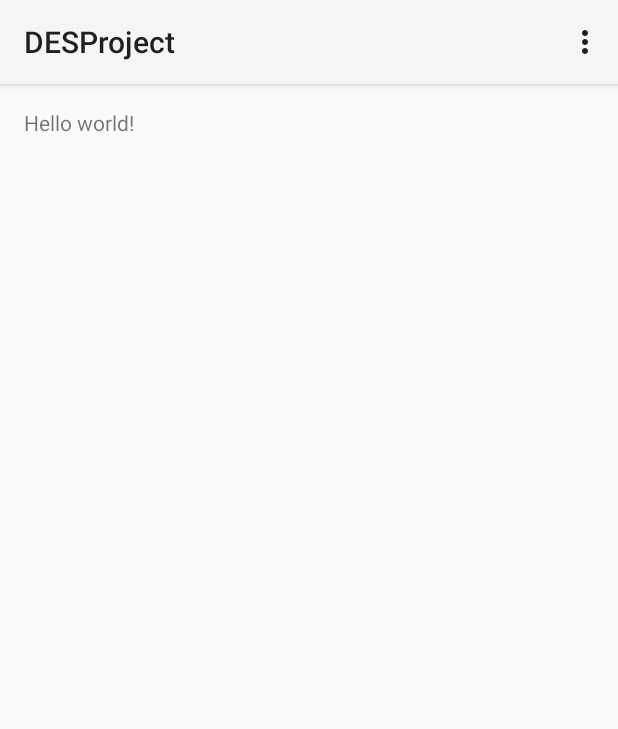
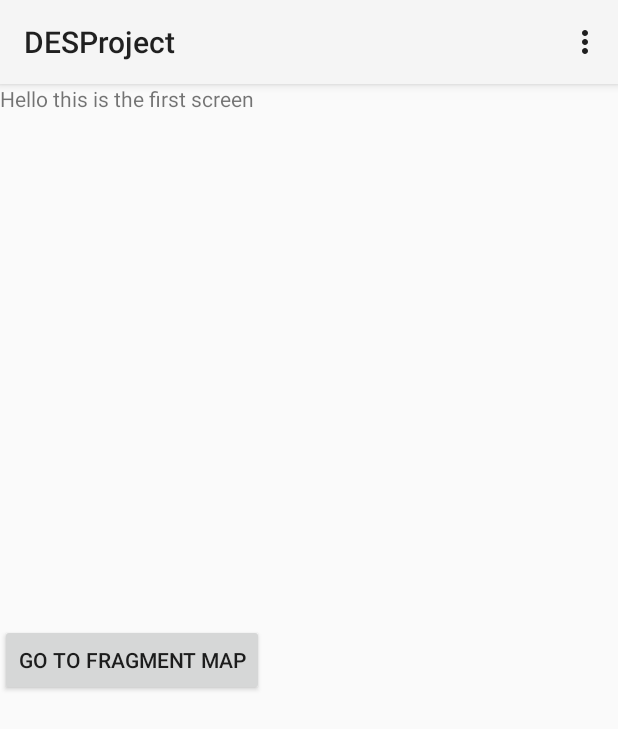
Before and after one commit to wouterDumon/2NMCT_project2015_dumon_wouter, an Android app: the screen it shows after launch (SearchActivity), on a phone screen of 412 x 824 dp. Shown: the top 729 px of the screen. Run offline under Robolectric (Android 15) with nearby library versions, the phone set to English and light mode, and no system bars.

Commit message:
Navigatie tussen 2 fragmenten ( listeners )
TODO morgen: 3de fragment navigatoe toevoegen ( page nummer 1 = main, 2
= map 3 = ...)
2) GUI's opmaken en updaten
3) MAP inladen
4) JSON inladen
5) Code opruimen en naamgeving controleren

```diff
--- /dev/null
+++ b/DESProject/app/src/main/java/nmct/howest/be/desproject/MainFragment.java
@@ -0,0 +1,120 @@
+package nmct.howest.be.desproject;
+
+import android.app.Activity;
+import android.net.Uri;
+import android.os.Bundle;
+import android.app.Fragment;
+import android.view.LayoutInflater;
+import android.view.View;
+import android.view.ViewGroup;
+import android.widget.Button;
+
+
+/**
+ * A simple {@link Fragment} subclass.
+ * Activities that contain this fragment must implement the
+ * {@link MainFragment.OnFragmentInteractionListener} interface
+ * to handle interaction events.
+ * Use the {@link MainFragment#newInstance} factory method to
+ * create an instance of this fragment.
+ */
+public class MainFragment extends Fragment {
+    // TODO: Rename parameter arguments, choose names that match
+    // the fragment initialization parameters, e.g. ARG_ITEM_NUMBER
+    private static final String ARG_PARAM1 = "param1";
+    private static final String ARG_PARAM2 = "param2";
+
+    // TODO: Rename and change types of parameters
+    private String mParam1;
+    private String mParam2;
+
+    private OnFragmentInteractionListener mListener;
+
+    /**
+     * Use this factory method to create a new instance of
+     * this fragment using the provided parameters.
+     *
+     * @param param1 Parameter 1.
+     * @param param2 Parameter 2.
+     * @return A new instance of fragment MainFragment.
+     */
+    // TODO: Rename and change types and number of parameters
+    public static MainFragment newInstance(String param1, String param2) {
+        MainFragment fragment = new MainFragment();
+        Bundle args = new Bundle();
+        args.putString(ARG_PARAM1, param1);
+        args.putString(ARG_PARAM2, param2);
+        fragment.setArguments(args);
+        return fragment;
+    }
+
+    public MainFragment() {
+        // Required empty public constructor
+    }
+
+    @Override
+    public void onCreate(Bundle savedInstanceState) {
+        super.onCreate(savedInstanceState);
+        if (getArguments() != null) {
+            mParam1 = getArguments().getString(ARG_PARAM1);
+            mParam2 = getArguments().getString(ARG_PARAM2);
+        }
+    }
+
+    @Override
+    public View onCreateView(LayoutInflater inflater, ViewGroup container,
+                             Bundle savedInstanceState) {
+        // Inflate the layout for this fragment
+      View v =  inflater.inflate(R.layout.fragment_main, container, false);
+Button ChangeFrag = (Button)v.findViewById(R.id.btnChangeToFragmentMap);
+
+        ChangeFrag.setOnClickListener(new View.OnClickListener() {
+    @Override
+    public void onClick(View v) {
+        mListener.onFragmentInteraction(1);
+    }
+});
+
+    return v;
+    }
+
+    // TODO: Rename method, update argument and hook method into UI event
+    public void onButtonPressed(Uri uri) {
+        if (mListener != null) {
+       //     mListener.onFragmentInteraction(uri);
+        }
+    }
+
+    @Override
+    public void onAttach(Activity activity) {
+        super.onAttach(activity);
+        try {
+            mListener = (OnFragmentInteractionListener) activity;
+        } catch (ClassCastException e) {
+            throw new ClassCastException(activity.toString()
+                    + " must implement OnFragmentInteractionListener");
+        }
+    }
+
+    @Override
+    public void onDetach() {
+        super.onDetach();
+        mListener = null;
+    }
+
+    /**
+     * This interface must be implemented by activities that contain this
+     * fragment to allow an interaction in this fragment to be communicated
+     * to the activity and potentially other fragments contained in that
+     * activity.
+     * <p/>
+     * See the Android Training lesson <a href=
+     * "http://developer.android.com/training/basics/fragments/communicating.html"
+     * >Communicating with Other Fragments</a> for more information.
+     */
+    public interface OnFragmentInteractionListener {
+        // TODO: Update argument type and name
+        public void onFragmentInteraction(int page);
+    }
+
+}
--- a/DESProject/app/src/main/java/nmct/howest/be/desproject/SearchActivity.java
+++ b/DESProject/app/src/main/java/nmct/howest/be/desproject/SearchActivity.java
@@ -3,6 +3,9 @@ package nmct.howest.be.desproject;
 import android.app.Activity;
 import android.app.ActionBar;
 import android.app.Fragment;
+import android.app.FragmentManager;
+import android.app.FragmentTransaction;
+import android.net.Uri;
 import android.os.Bundle;
 import android.view.LayoutInflater;
 import android.view.Menu;
@@ -12,19 +15,51 @@ import android.view.ViewGroup;
 import android.os.Build;
 
 
-public class SearchActivity extends Activity {
+public class SearchActivity extends Activity implements MainFragment.OnFragmentInteractionListener, MapFragment.OnFragmentInteractionListener {
 
     @Override
     protected void onCreate(Bundle savedInstanceState) {
         super.onCreate(savedInstanceState);
         setContentView(R.layout.activity_search);
         if (savedInstanceState == null) {
-            getFragmentManager().beginTransaction()
-                    .add(R.id.container, new PlaceholderFragment())
-                    .commit();
+            FragmentManager fragmentManager = getFragmentManager();
+            FragmentTransaction fragmentTransaction= fragmentManager.beginTransaction();
+            MainFragment fragment1 = new MainFragment();
+            //parameters:
+            //1: ID container
+            //2: fragment
+            //3: Optional tag name for the fragment, to later retrieve the fragment with FragmentManager.findFragmentByTag(String).
+            fragmentTransaction.add(R.id.container, fragment1, "mainfrag"); //VERPLICHT DIT TE ZETTEN ANDERS ZAL HIJ NULL FOUT GEVEN
+            fragmentTransaction.commit();
+
+
         }
     }
+////
+private void showFragmentMap(){
+    Fragment newFrag = new MapFragment().newInstance("a","v");
+    FragmentManager fMgr = getFragmentManager();
+    FragmentTransaction fTr = fMgr.beginTransaction();
+    fTr.replace(R.id.container, newFrag);
+    fTr.addToBackStack("mainfrag");
+    fTr.commit();
+}
+    /*
+private void showFragmentDetails(String Email, String Voornaam, String Achternaam){
+    Fragment newFrag = new StudentDetailsFragment().newInstance(Email,Voornaam,Achternaam);
+    FragmentManager fMgr = getFragmentManager();
+    FragmentTransaction fTr = fMgr.beginTransaction();
+    fTr.replace(R.id.container, newFrag);
+    fTr.addToBackStack("mainfrag");
+    fTr.commit();
+}
+    @Override
+    public void ChangeFragToDetail(String Email, String Voornaam, String Achternaam) {
+        showFragmentDetails(Email,Voornaam,Achternaam);
+    }
 
+
+  */  /////
 
     @Override
     public boolean onCreateOptionsMenu(Menu menu) {
@@ -48,6 +83,11 @@ public class SearchActivity extends Activity {
         return super.onOptionsItemSelected(item);
     }
 
+    @Override
+    public void onFragmentInteraction(int page) {
+showFragmentMap();
+    }
+
     /**
      * A placeholder fragment containing a simple view.
      */
@@ -59,7 +99,7 @@ public class SearchActivity extends Activity {
         @Override
         public View onCreateView(LayoutInflater inflater, ViewGroup container,
                                  Bundle savedInstanceState) {
-            View rootView = inflater.inflate(R.layout.fragment_search, container, false);
+            View rootView = inflater.inflate(R.layout.fragment_main, container, false);
             return rootView;
         }
     }
--- /dev/null
+++ b/DESProject/app/src/main/res/layout/fragment_main.xml
@@ -0,0 +1,16 @@
+<FrameLayout xmlns:android="http://schemas.android.com/apk/res/android"
+    xmlns:tools="http://schemas.android.com/tools" android:layout_width="match_parent"
+    android:layout_height="match_parent" tools:context="nmct.howest.be.desproject.MainFragment">
+
+    <!-- TODO: Update blank fragment layout -->
+    <TextView android:layout_width="match_parent" android:layout_height="match_parent"
+        android:text="@string/hello_blank_fragment" />
+
+    <Button
+        android:layout_width="wrap_content"
+        android:layout_height="wrap_content"
+        android:text="Go to Fragment MAP"
+        android:id="@+id/btnChangeToFragmentMap"
+        android:layout_gravity="left|center_vertical" />
+
+</FrameLayout>
--- a/DESProject/app/src/main/res/layout/fragment_search.xml
+++ /dev/null
@@ -1,12 +0,0 @@
-<RelativeLayout xmlns:android="http://schemas.android.com/apk/res/android"
-    xmlns:tools="http://schemas.android.com/tools" android:layout_width="match_parent"
-    android:layout_height="match_parent" android:paddingLeft="@dimen/activity_horizontal_margin"
-    android:paddingRight="@dimen/activity_horizontal_margin"
-    android:paddingTop="@dimen/activity_vertical_margin"
-    android:paddingBottom="@dimen/activity_vertical_margin"
-    tools:context=".SearchActivity$PlaceholderFragment">
-
-    <TextView android:text="@string/hello_world" android:layout_width="wrap_content"
-        android:layout_height="wrap_content" />
-
-</RelativeLayout>
--- a/DESProject/app/src/main/res/values/strings.xml
+++ b/DESProject/app/src/main/res/values/strings.xml
@@ -4,5 +4,6 @@
     <string name="app_name">DESProject</string>
     <string name="hello_world">Hello world!</string>
     <string name="action_settings">Settings</string>
+    <string name="hello_blank_fragment">Hello this is the first screen</string>
 
 </resources>
```
Also changed, not shown: DESProject/app/src/main/java/nmct/howest/be/desproject/MapFragment.java (added, +109 -0 lines), DESProject/app/src/main/res/layout/fragment_map.xml (added, +9 -0 lines), 2 other files.
